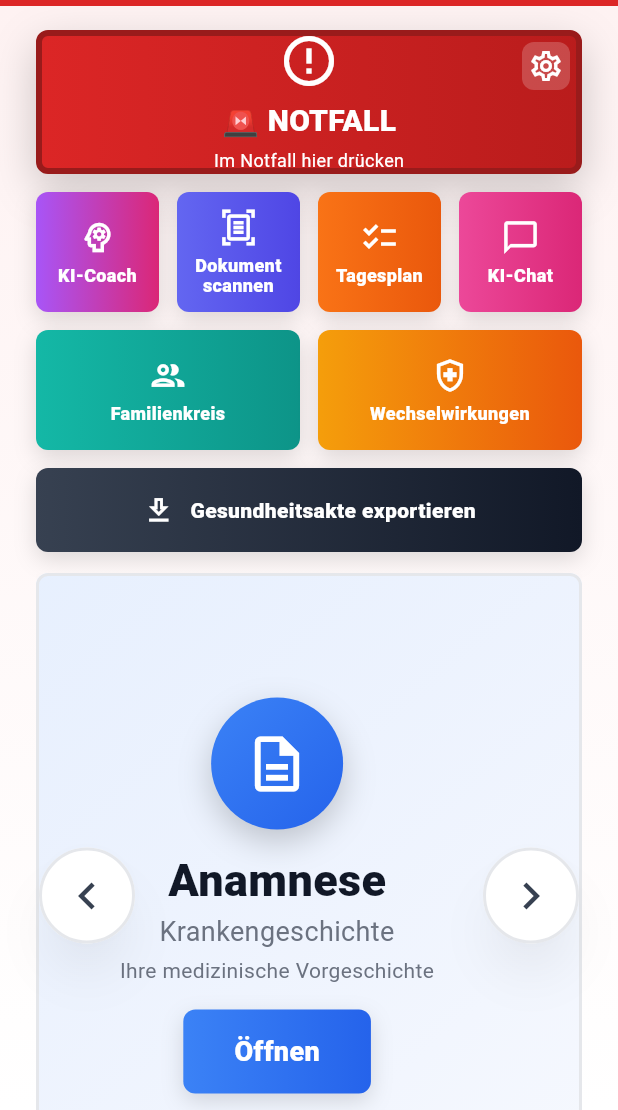
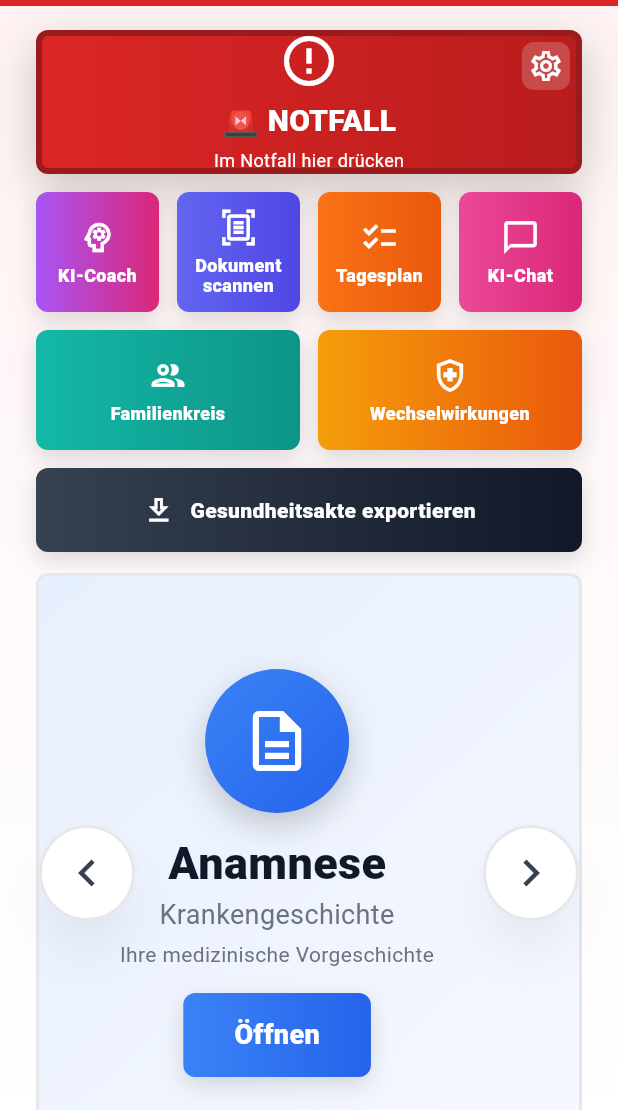
Before and after one commit to rweisssieker-xp/PTD-Gesundheitplus-Flutter-06-2026, a Flutter app: the DashboardScreen screen opened by its route, on a phone screen of 412 x 824 dp, the part 126-1236 px from its top. Run offline on Flutter 3.47's test engine with Material 3 defaults, Android fonts, the phone set to English and light mode, and no system bars; our stand-ins replace dio, flutter_contacts, flutter_local_notifications, flutter_riverpod, flutter_secure_storage, flutter_tts and 8 more; missing offline and left inert: sqlcipher_flutter_libs, sqlite3; accounts and stored records are empty.

Commit message:
fix: align dashboard carousel with pwa layout

```diff
--- a/flutter_app/lib/src/features/dashboard/presentation/dashboard_screen.dart
+++ b/flutter_app/lib/src/features/dashboard/presentation/dashboard_screen.dart
@@ -556,7 +556,7 @@ class _FeatureCarousel extends StatelessWidget {
   @override
   Widget build(BuildContext context) {
     return SizedBox(
-      height: 430,
+      height: 400,
       child: Stack(
         alignment: Alignment.center,
         children: [
@@ -620,8 +620,8 @@ class _FeatureCard extends StatelessWidget {
                 mainAxisAlignment: MainAxisAlignment.center,
                 children: [
                   Container(
-                    width: 88,
-                    height: 88,
+                    width: 96,
+                    height: 96,
                     decoration: BoxDecoration(
                       gradient: LinearGradient(
                         begin: Alignment.topLeft,
@@ -637,7 +637,7 @@ class _FeatureCard extends StatelessWidget {
                         ),
                       ],
                     ),
-                    child: Icon(item.icon, color: Colors.white, size: 44),
+                    child: Icon(item.icon, color: Colors.white, size: 48),
                   ),
                   const SizedBox(height: 18),
                   Flexible(
```
